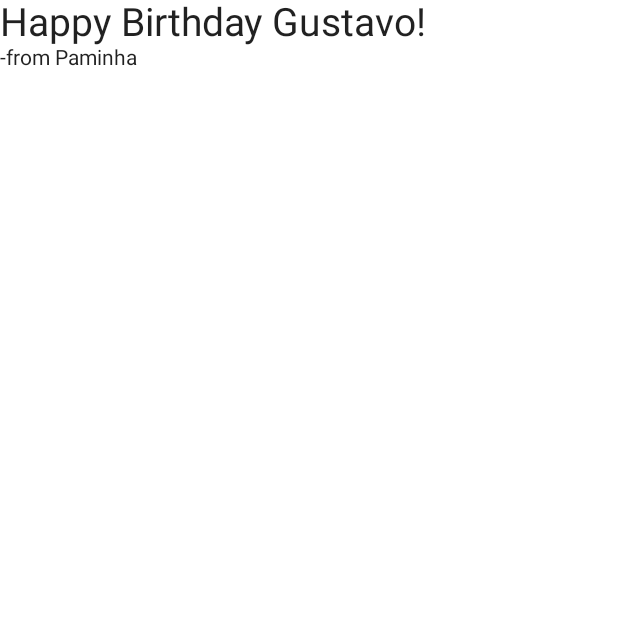
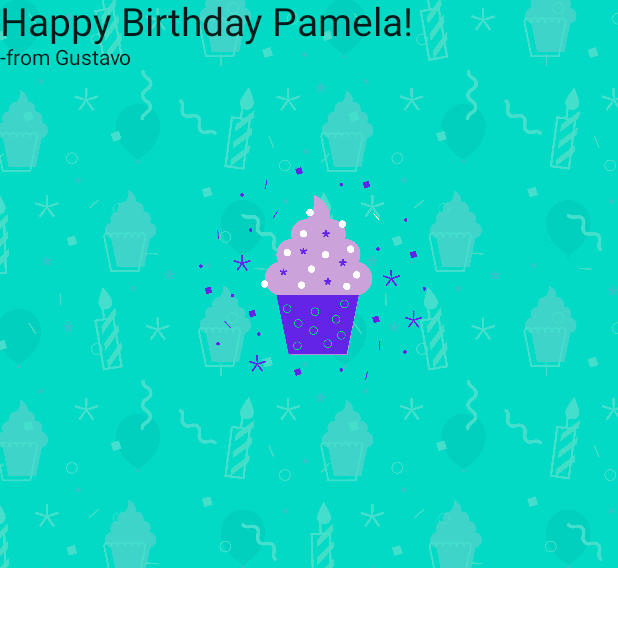
Before and after one commit to gkpiccoli/kotlin_birthday_app, an Android app built with Jetpack Compose: the screen it shows after launch (MainActivity), on a phone screen of 412 x 824 dp, the top half of it. Run offline under Robolectric (Android 15) with nearby library versions, the phone set to English and light mode, and no system bars.

Commit message:
feat: add image and text

```diff
--- a/app/src/main/java/com/example/happybirthday/MainActivity.kt
+++ b/app/src/main/java/com/example/happybirthday/MainActivity.kt
@@ -28,7 +28,7 @@ class MainActivity : ComponentActivity() {
                     modifier = Modifier.fillMaxSize(),
                     color = MaterialTheme.colors.background
                 ) {
-                BirthDayGreetingWithText(message = "Happy Birthday Gustavo!", from = "-from Paminha")
+                BirthdayGreetingWithImage(message = "Happy Birthday Pamela!", from = "-from Gustavo")
                 }
             }
         }
@@ -49,10 +49,11 @@ fun BirthDayGreetingWithText(message: String, from: String){
 
 @Composable
 fun BirthdayGreetingWithImage(message: String, from: String){
-    val image = painterResource(id = R.drawable.androidparty);
+    val image = painterResource(id = R.drawable.androidparty)
   Box {
 
       Image(painter = image, contentDescription = null )
+      BirthDayGreetingWithText(message = message, from = from)
 
   }
 }
@@ -63,5 +64,6 @@ fun BirthdayGreetingWithImage(message: String, from: String){
 fun BirthDayGreetingWithTextPreview() {
     HappyBirthdayTheme {
         BirthdayGreetingWithImage(message = "Happy Birthday Gustavo!", from = "- from Android.")
+
     }
 }
```
